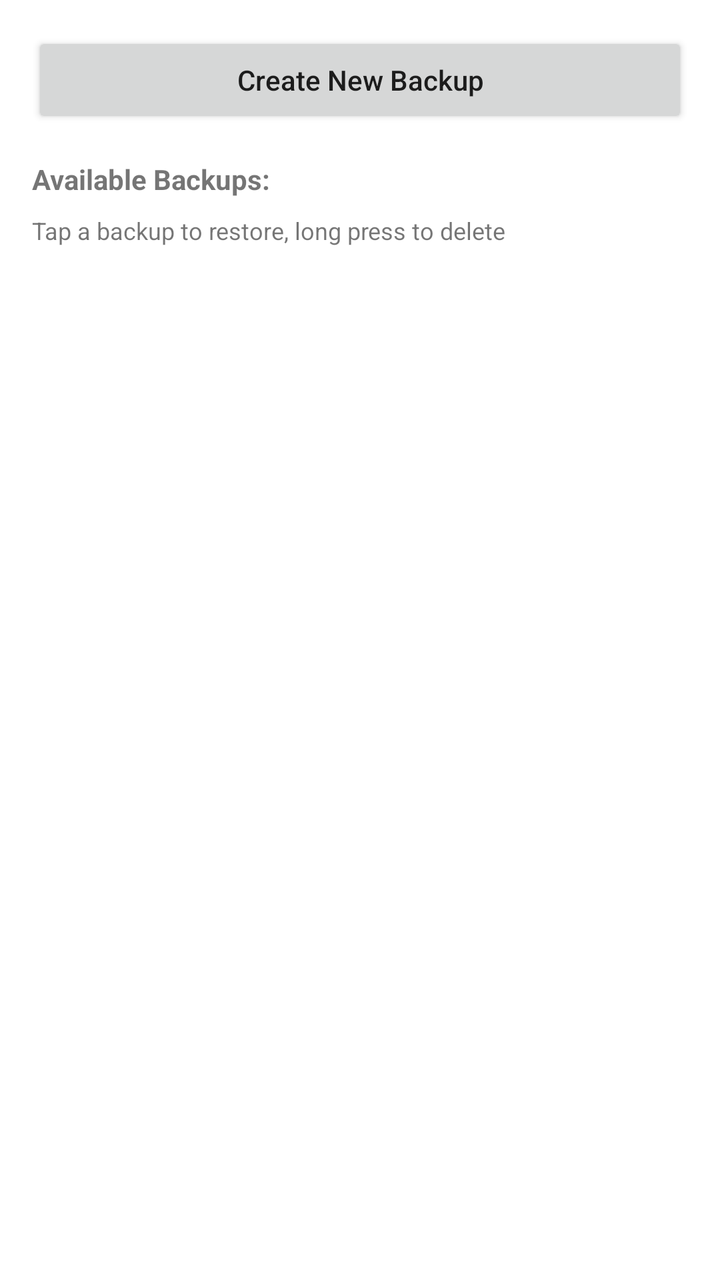
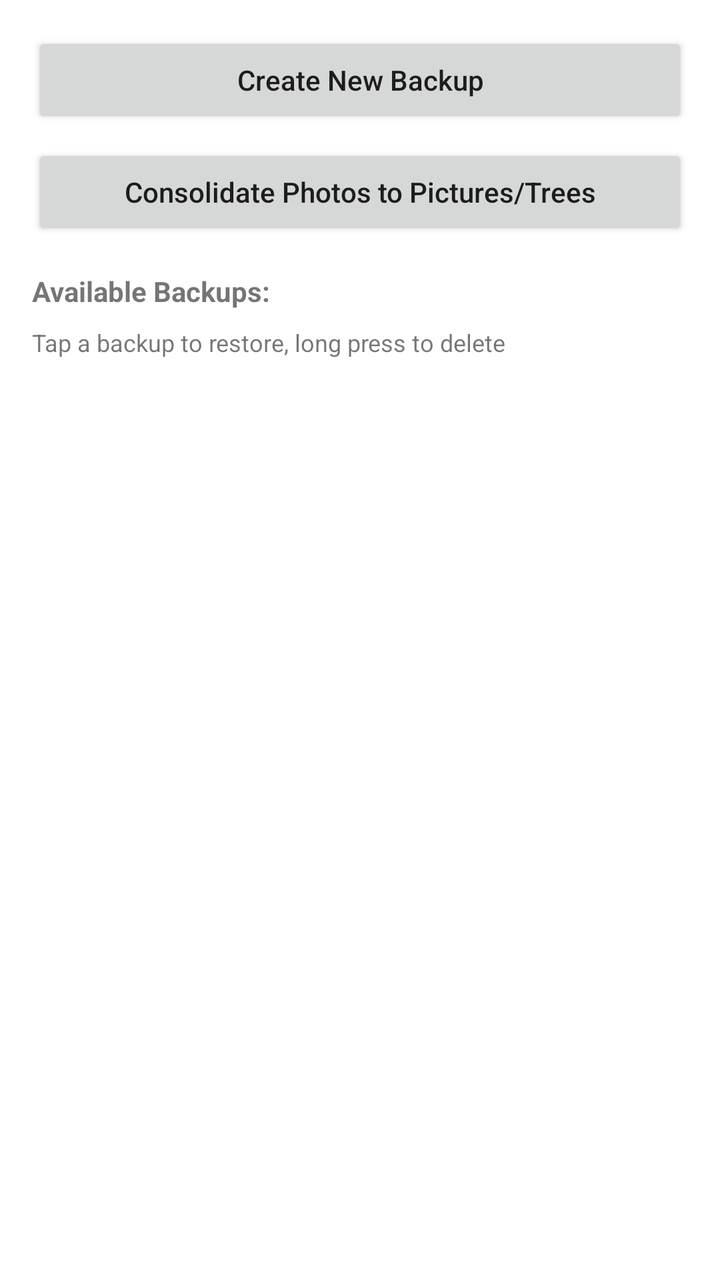

Two renders of the same Android screen: before a commit and after it. Below are the layout's source before the change and the commit's diff.
<!-- AndroidManifest.xml: application theme AppTheme -->
<!-- res/layout/activity_backup_restore.xml -->
<?xml version="1.0" encoding="utf-8"?>
<LinearLayout xmlns:android="http://schemas.android.com/apk/res/android"
    android:layout_width="match_parent"
    android:layout_height="match_parent"
    android:orientation="vertical"
    android:padding="16dp">

    <Button
        android:id="@+id/create_backup_button"
        android:layout_width="match_parent"
        android:layout_height="wrap_content"
        android:text="Create New Backup"
        android:layout_marginBottom="16dp"/>

    <TextView
        android:layout_width="match_parent"
        android:layout_height="wrap_content"
        android:text="Available Backups:"
        android:textStyle="bold"
        android:layout_marginBottom="8dp"/>

    <TextView
        android:layout_width="match_parent"
        android:layout_height="wrap_content"
        android:text="Tap a backup to restore, long press to delete"
        android:textSize="12sp"
        android:layout_marginBottom="8dp"/>

    <ListView
        android:id="@+id/backup_list"
        android:layout_width="match_parent"
        android:layout_height="0dp"
        android:layout_weight="1"/>

</LinearLayout>
<!-- resources referenced by this layout -->
<resources>
  <style name="AppTheme" parent="Theme.MaterialComponents.Light.NoActionBar">
          <item name="colorPrimary">@color/green</item>
          <item name="colorPrimaryDark">@color/darkGreen</item>
          <item name="colorAccent">@color/blue</item>
          <item name="colorPrimaryVariant">#3700B3</item>
          <item name="colorOnPrimary">#FFFFFF</item>
          <item name="android:textAllCaps">false</item>
      </style>
  <color name="green">#247b5b</color>
  <color name="darkGreen">#19563f</color>
  <color name="blue">#4a8b99</color>
</resources>

<!-- the commit's change to res/layout/activity_backup_restore.xml (unified diff, before → after) -->
@@ -10,6 +10,13 @@
         android:layout_width="match_parent"
         android:layout_height="wrap_content"
         android:text="Create New Backup"
+        android:layout_marginBottom="8dp"/>
+
+    <Button
+        android:id="@+id/migrate_photos_button"
+        android:layout_width="match_parent"
+        android:layout_height="wrap_content"
+        android:text="Consolidate Photos to Pictures/Trees"
         android:layout_marginBottom="16dp"/>
 
     <TextView
